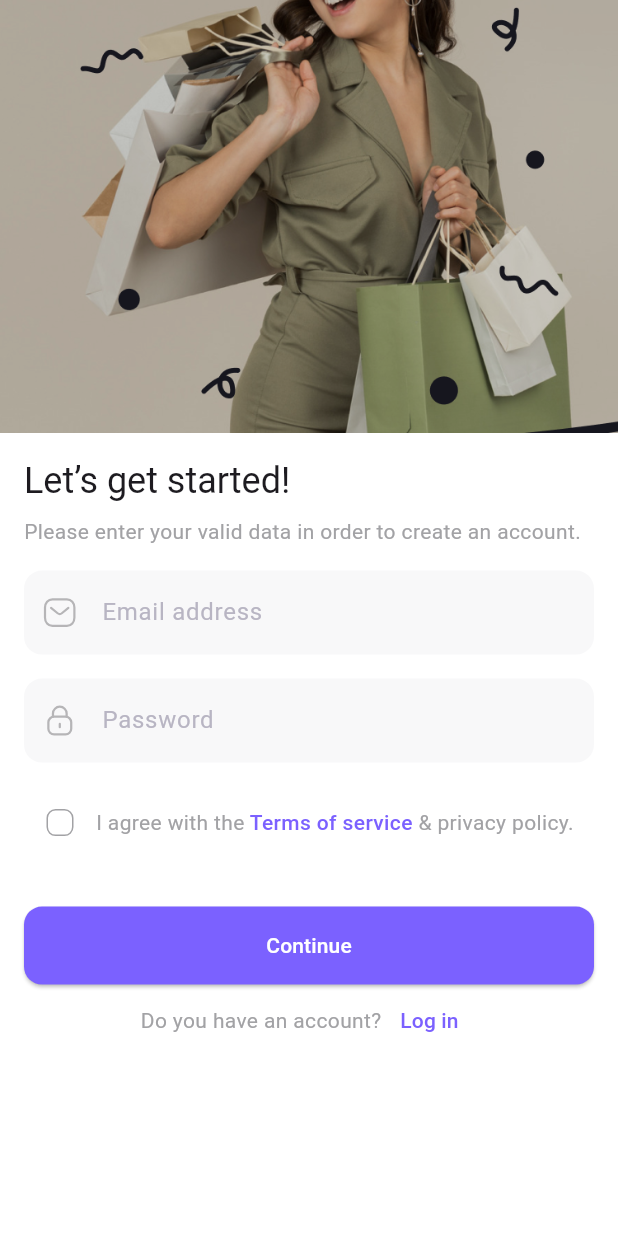
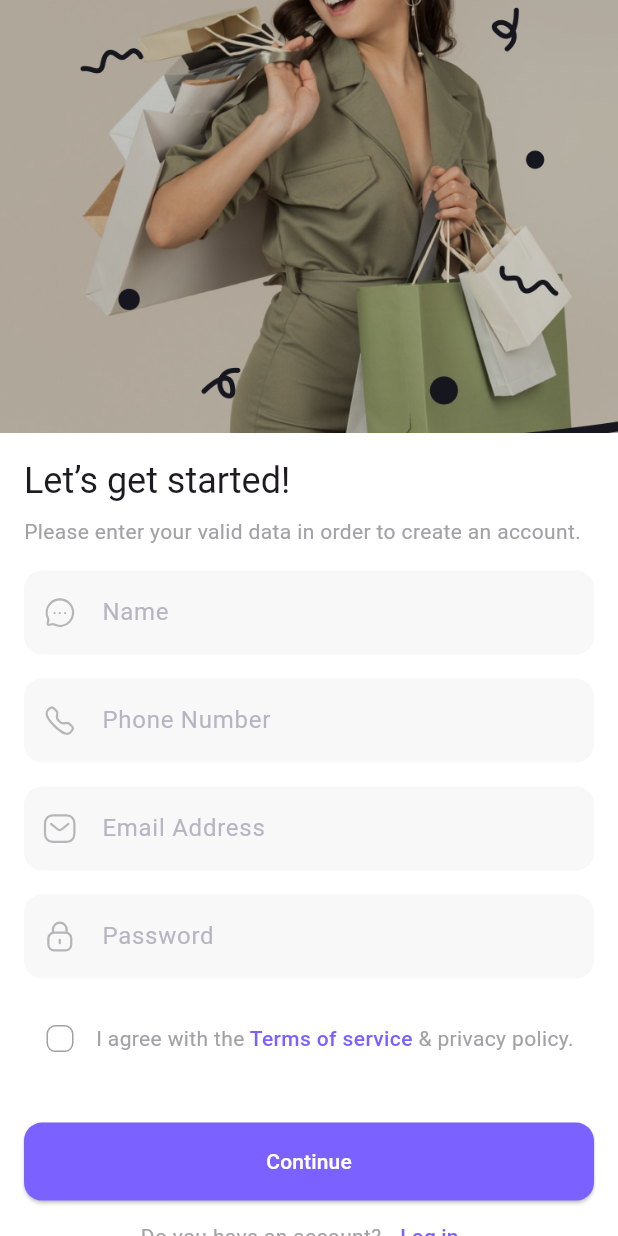
Before and after one commit to minhthang12/Flutter, a Flutter app: the SignUpScreen screen opened by its route, on a phone screen of 412 x 824 dp. Run offline on Flutter 3.47's test engine with Material 3 defaults, Android fonts, the phone set to English and light mode, and no system bars; our stand-ins replace cached_network_image, flutter_rating_bar, flutter_svg, form_field_validator, shared_preferences; accounts and stored records are empty; Roboto replaces fonts that are missing (Plus Jakarta).

Commit message:
update screen sign up

```diff
--- a/lib/screens/auth/views/components/sign_up_form.dart
+++ b/lib/screens/auth/views/components/sign_up_form.dart
@@ -1,14 +1,21 @@
 import 'package:flutter/material.dart';
+import 'package:flutter/services.dart';
 import 'package:flutter_svg/flutter_svg.dart';
 
 import '../../../../constants.dart';
 
 class SignUpForm extends StatelessWidget {
-  const SignUpForm({
-    super.key,
-    required this.formKey,
-  });
-
+  const SignUpForm(
+      {super.key,
+      required this.formKey,
+      required this.phoneController,
+      required this.passwordController,
+      required this.nameController,
+      required this.emailController});
+  final TextEditingController emailController;
+  final TextEditingController nameController;
+  final TextEditingController phoneController;
+  final TextEditingController passwordController;
   final GlobalKey<FormState> formKey;
 
   @override
@@ -18,6 +25,70 @@ class SignUpForm extends StatelessWidget {
       child: Column(
         children: [
           TextFormField(
+            controller: nameController,
+            onSaved: (emal) {
+              // Email
+            },
+            validator: phoneValidator.call,
+            textInputAction: TextInputAction.next,
+            keyboardType: TextInputType.name,
+            decoration: InputDecoration(
+              hintText: "Name",
+              prefixIcon: Padding(
+                padding:
+                    const EdgeInsets.symmetric(vertical: defaultPadding * 0.75),
+                child: SvgPicture.asset(
+                  "assets/icons/Chat.svg",
+                  height: 24,
+                  width: 24,
+                  colorFilter: ColorFilter.mode(
+                    Theme.of(context)
+                        .textTheme
+                        .bodyLarge!
+                        .color!
+                        .withOpacity(0.3),
+                    BlendMode.srcIn,
+                  ),
+                ),
+              ),
+            ),
+          ),
+          const SizedBox(height: defaultPadding),
+          TextFormField(
+            controller: phoneController,
+            onSaved: (emal) {
+              // Email
+            },
+            validator: phoneValidator.call,
+            textInputAction: TextInputAction.next,
+            inputFormatters: [
+              FilteringTextInputFormatter.digitsOnly,
+            ],
+            keyboardType: TextInputType.phone,
+            decoration: InputDecoration(
+              hintText: "Phone Number",
+              prefixIcon: Padding(
+                padding:
+                    const EdgeInsets.symmetric(vertical: defaultPadding * 0.75),
+                child: SvgPicture.asset(
+                  "assets/icons/Call.svg",
+                  height: 24,
+                  width: 24,
+                  colorFilter: ColorFilter.mode(
+                    Theme.of(context)
+                        .textTheme
+                        .bodyLarge!
+                        .color!
+                        .withOpacity(0.3),
+                    BlendMode.srcIn,
+                  ),
+                ),
+              ),
+            ),
+          ),
+          const SizedBox(height: defaultPadding),
+          TextFormField(
+            controller: emailController,
             onSaved: (emal) {
               // Email
             },
@@ -25,7 +96,7 @@ class SignUpForm extends StatelessWidget {
             textInputAction: TextInputAction.next,
             keyboardType: TextInputType.emailAddress,
             decoration: InputDecoration(
-              hintText: "Email address",
+              hintText: "Email Address",
               prefixIcon: Padding(
                 padding:
                     const EdgeInsets.symmetric(vertical: defaultPadding * 0.75),
@@ -47,6 +118,7 @@ class SignUpForm extends StatelessWidget {
           ),
           const SizedBox(height: defaultPadding),
           TextFormField(
+            controller: passwordController,
             onSaved: (pass) {
               // Password
             },
--- a/lib/screens/auth/views/signup_screen.dart
+++ b/lib/screens/auth/views/signup_screen.dart
@@ -2,6 +2,7 @@ import 'package:flutter/gestures.dart';
 import 'package:flutter/material.dart';
 import 'package:shop/screens/auth/views/components/sign_up_form.dart';
 import 'package:shop/route/route_constants.dart';
+import 'package:shop/services/api_service.dart';
 
 import '../../../constants.dart';
 
@@ -14,6 +15,37 @@ class SignUpScreen extends StatefulWidget {
 
 class _SignUpScreenState extends State<SignUpScreen> {
   final _formKey = GlobalKey<FormState>();
+  final nameController = TextEditingController();
+  final emailController = TextEditingController();
+  final phoneController = TextEditingController();
+  final passwordController = TextEditingController();
+
+  @override
+  void dispose() {
+    nameController.dispose();
+    emailController.dispose();
+    phoneController.dispose();
+    passwordController.dispose();
+    super.dispose();
+  }
+
+  void handleSignUp() async {
+    final response = await ApiService.signUpUser(
+        int.parse(phoneController.text),
+        passwordController.text,
+        emailController.text,
+        nameController.text);
+    if (response.statusCode == 200) {
+      Navigator.pushNamed(context, logInScreenRoute);
+      ScaffoldMessenger.of(context).showSnackBar(
+        const SnackBar(content: Text("Register Success")),
+      );
+    } else {
+      ScaffoldMessenger.of(context).showSnackBar(
+        const SnackBar(content: Text("Register failed")),
+      );
+    }
+  }
 
   @override
   Widget build(BuildContext context) {
@@ -41,7 +73,12 @@ class _SignUpScreenState extends State<SignUpScreen> {
                     "Please enter your valid data in order to create an account.",
                   ),
                   const SizedBox(height: defaultPadding),
-                  SignUpForm(formKey: _formKey),
+                  SignUpForm(
+                      formKey: _formKey,
+                      nameController: nameController,
+                      emailController: emailController,
+                      phoneController: phoneController,
+                      passwordController: passwordController),
                   const SizedBox(height: defaultPadding),
                   Row(
                     children: [
@@ -81,7 +118,9 @@ class _SignUpScreenState extends State<SignUpScreen> {
                       // There is 2 more screens while user complete their profile
                       // afre sign up, it's available on the pro version get it now
                       // 🔗 https://theflutterway.gumroad.com/l/fluttershop
-                      Navigator.pushNamed(context, entryPointScreenRoute);
+                      if (_formKey.currentState!.validate()) {
+                        handleSignUp();
+                      }
                     },
                     child: const Text("Continue"),
                   ),
@@ -91,7 +130,10 @@ class _SignUpScreenState extends State<SignUpScreen> {
                       const Text("Do you have an account?"),
                       TextButton(
                         onPressed: () {
-                          Navigator.pushNamed(context, logInScreenRoute);
+                          if (_formKey.currentState!.validate()) {
+                            handleSignUp();
+                          }
+                          // Navigator.pushNamed(context, logInScreenRoute);
                         },
                         child: const Text("Log in"),
                       )
--- a/lib/services/api_service.dart
+++ b/lib/services/api_service.dart
@@ -64,6 +64,19 @@ class ApiService {
         'phone': phone,
         'password': password,
       }),
+    );
+    return response;
+  }
+
+  static Future<http.Response> signUpUser(
+      int phone, String password, String email, String name) async {
+    final url = Uri.parse('$_baseUrl/api/v1/auth/register');
+
+    final response = await http.post(
+      url,
+      headers: {'Content-Type': 'application/json'},
+      body: jsonEncode(
+          {'phone': phone, 'password': password, 'email': email, 'name': name}),
     );
     return response;
   }
```
Also changed, not shown: lib/screens/checkout/views/cart_screen.dart (+5 -4 lines).
